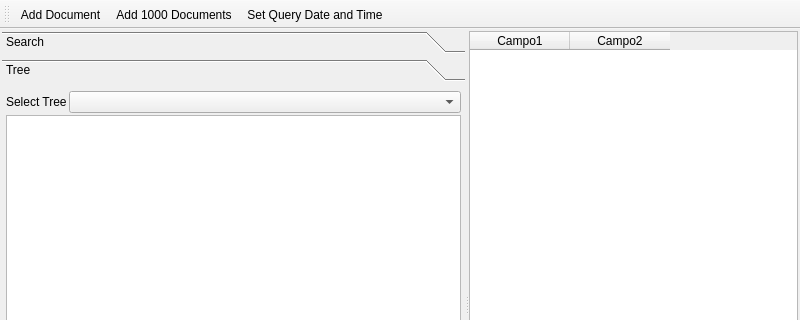
Before: the Qt Designer form eDoc-Client/explorerwindow.ui in diegowald/eDoc, drawn with Qt 5; both pictures show x 0 to 800 and y 0 to 320 of the 800 by 600 pixel window.
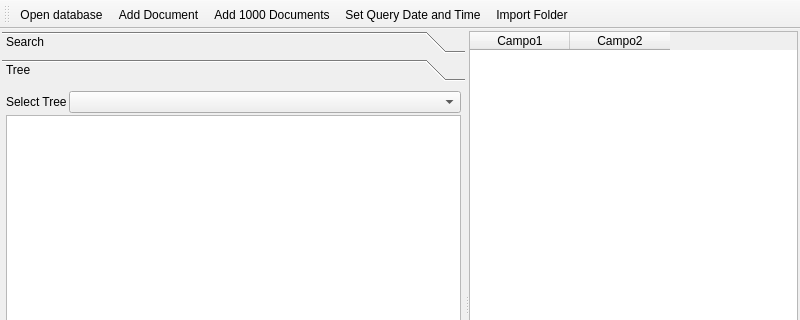
After: the same form once the commit is applied. Icons and pictures are not drawn.

Commit message: Removing commented code. Fixing issues detected with new database schemas

```diff
--- a/eDoc-Client/explorerwindow.ui
+++ b/eDoc-Client/explorerwindow.ui
@@ -406,9 +406,11 @@
    <attribute name="toolBarBreak">
     <bool>false</bool>
    </attribute>
+   <addaction name="actionOpen_database"/>
    <addaction name="actionAdd_Document"/>
    <addaction name="actionAdd_1000_Documents"/>
    <addaction name="actionSet_Query_Date_and_Time"/>
+   <addaction name="actionImport_Folder"/>
   </widget>
   <action name="actionAdd_Document">
    <property name="text">
@@ -428,6 +430,16 @@
     <string>Set Query Date and Time</string>
    </property>
   </action>
+  <action name="actionImport_Folder">
+   <property name="text">
+    <string>Import Folder</string>
+   </property>
+  </action>
+  <action name="actionOpen_database">
+   <property name="text">
+    <string>Open database</string>
+   </property>
+  </action>
  </widget>
  <resources/>
  <connections/>
```
The commit also changes 52 other files.
